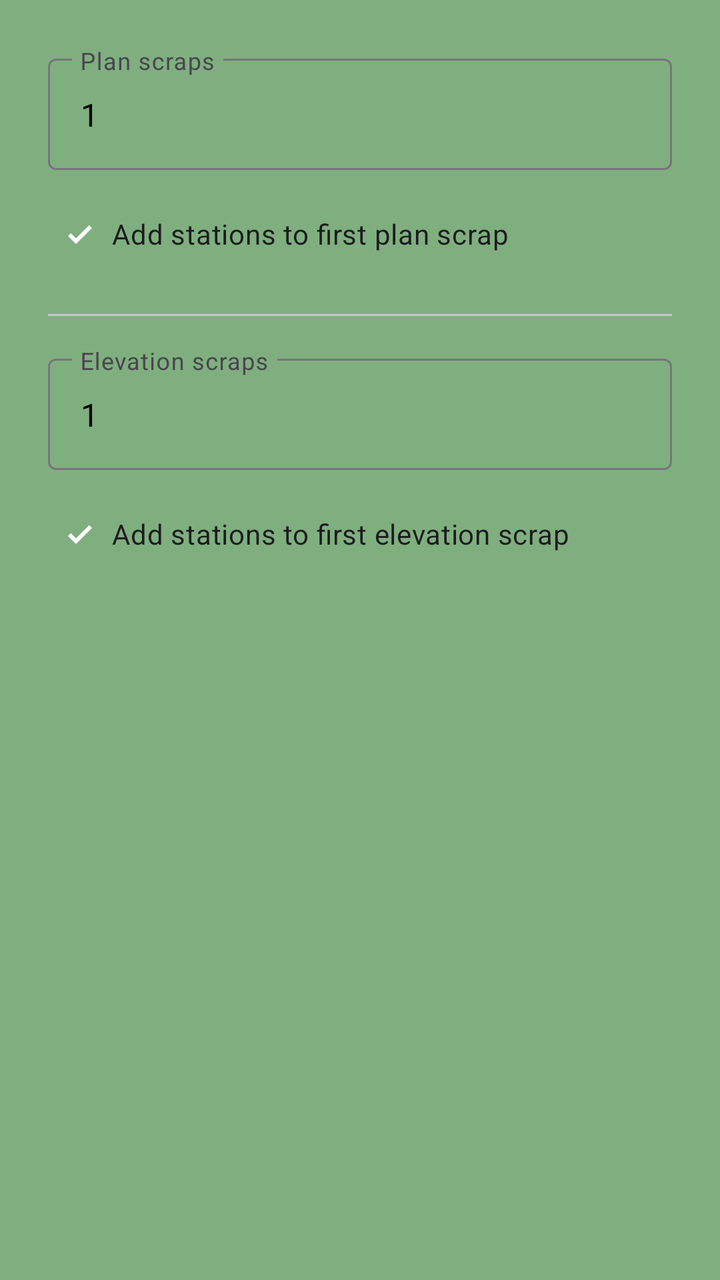
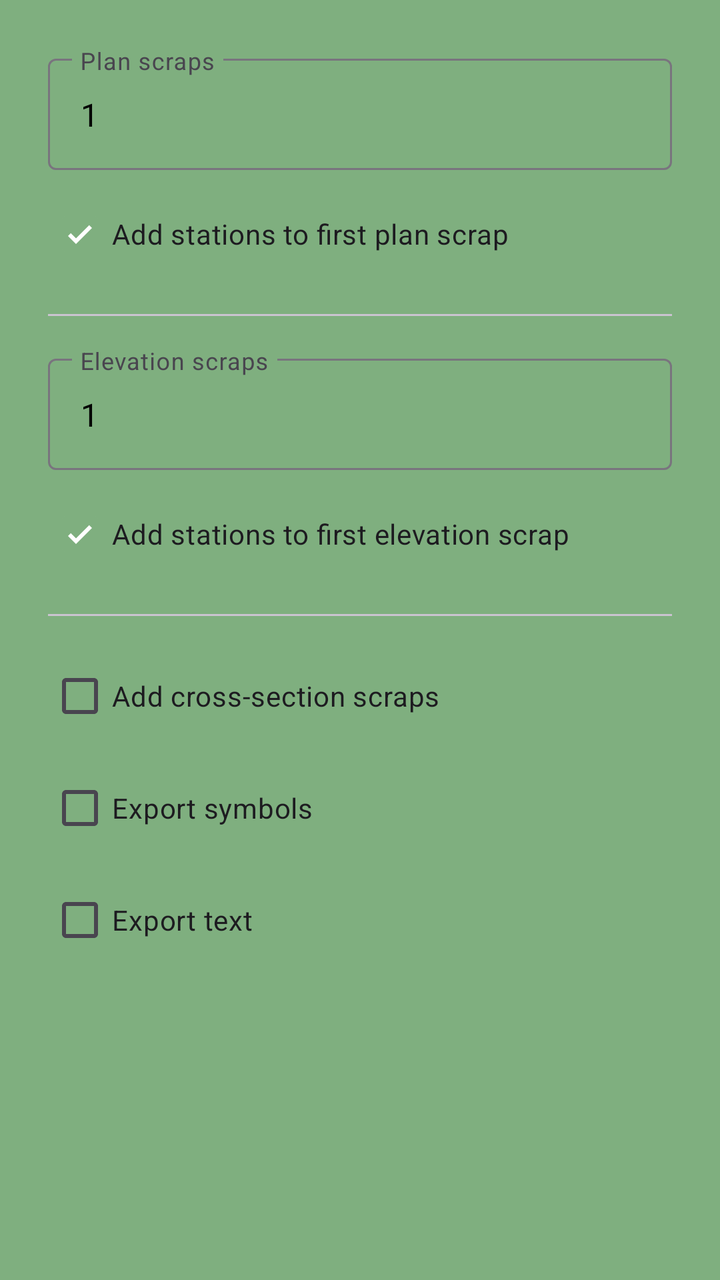

An Android layout rendered at two revisions. The XML below is the earlier revision; the diff shows what the commit changed to produce the second picture.
<!-- AndroidManifest.xml: application theme AppTheme -->
<!-- res/layout/dialog_therion_export.xml -->
<?xml version="1.0" encoding="utf-8"?>
<LinearLayout xmlns:android="http://schemas.android.com/apk/res/android"
    android:layout_width="match_parent"
    android:layout_height="wrap_content"
    android:orientation="vertical"
    android:padding="24dp">

    <com.google.android.material.textfield.TextInputLayout
        style="@style/Widget.Material3.TextInputLayout.OutlinedBox"
        android:layout_width="match_parent"
        android:layout_height="wrap_content"
        android:hint="@string/therion_export_plan_scraps">

        <com.google.android.material.textfield.TextInputEditText
            android:id="@+id/planScrapsInput"
            android:layout_width="match_parent"
            android:layout_height="wrap_content"
            android:inputType="number"
            android:text="1"
            android:importantForAutofill="no" />

    </com.google.android.material.textfield.TextInputLayout>

    <CheckBox
        android:id="@+id/stationsInPlanCheckbox"
        android:layout_width="match_parent"
        android:layout_height="wrap_content"
        android:text="@string/therion_export_stations_in_plan"
        android:checked="true"
        android:layout_marginTop="8dp" />

    <com.google.android.material.divider.MaterialDivider
        android:layout_width="match_parent"
        android:layout_height="wrap_content"
        android:layout_marginTop="16dp"
        android:layout_marginBottom="16dp" />

    <com.google.android.material.textfield.TextInputLayout
        style="@style/Widget.Material3.TextInputLayout.OutlinedBox"
        android:layout_width="match_parent"
        android:layout_height="wrap_content"
        android:hint="@string/therion_export_ee_scraps">

        <com.google.android.material.textfield.TextInputEditText
            android:id="@+id/eeScrapsInput"
            android:layout_width="match_parent"
            android:layout_height="wrap_content"
            android:inputType="number"
            android:text="1"
            android:importantForAutofill="no" />

    </com.google.android.material.textfield.TextInputLayout>

    <CheckBox
        android:id="@+id/stationsInEeCheckbox"
        android:layout_width="match_parent"
        android:layout_height="wrap_content"
        android:text="@string/therion_export_stations_in_ee"
        android:checked="true"
        android:layout_marginTop="8dp" />

</LinearLayout>
<!-- resources referenced by this layout -->
<resources>
  <string name="therion_export_ee_scraps">Elevation scraps</string>
  <string name="therion_export_plan_scraps">Plan scraps</string>
  <string name="therion_export_stations_in_ee">Add stations to first elevation scrap</string>
  <string name="therion_export_stations_in_plan">Add stations to first plan scrap</string>
  <style name="AppTheme" parent="Theme.Material3.DayNight.NoActionBar">
          <item name="windowActionBar">false</item>
          <item name="windowNoTitle">true</item>
          <item name="android:windowBackground">@color/panelBackground</item>
          <item name="background">@color/lightBackground</item>
  
          
          <item name="colorPrimary">@color/sexyTopoGreen</item>
          <item name="colorOnPrimary">@color/white</item>
          <item name="colorPrimaryContainer">@color/sexyTopoGreen</item>
          <item name="colorOnPrimaryContainer">@color/white</item>
          <item name="colorSecondary">@color/sexyTopoGreen</item>
          <item name="colorOnSecondary">@color/white</item>
          <item name="colorSecondaryContainer">@color/sexyTopoGreen</item>
          <item name="colorOnSecondaryContainer">@color/white</item>
          <item name="colorTertiary">@color/sexyTopoGreen</item>
          <item name="colorOnTertiary">@color/white</item>
          <item name="colorTertiaryContainer">@color/sexyTopoGreen</item>
          <item name="colorOnTertiaryContainer">@color/white</item>
  
          
          <item name="colorSurface">@color/dialogSurface</item>
          <item name="colorOnSurface">@android:color/black</item>
          <item name="colorSurfaceVariant">@color/dialogSurface</item>
  
          
          <item name="floatingActionButtonStyle">@style/Widget.App.FloatingActionButton</item>
  
  
          
          <item name="materialAlertDialogTheme">@style/MaterialAlertDialog.App</item>
      </style>
  <color name="panelBackground">@color/md_sexy_green</color>
  <color name="lightBackground">@color/md_light_surface</color>
  <color name="sexyTopoGreen">@color/md_sexy_green</color>
  <color name="white">@color/md_white</color>
  <color name="dialogSurface">@color/md_white</color>
  <style name="Widget.App.FloatingActionButton" parent="Widget.Material3.FloatingActionButton.Primary">
          <item name="shapeAppearance">@style/ShapeAppearance.Material3.Corner.Full</item>
      </style>
  <style name="MaterialAlertDialog.App" parent="ThemeOverlay.Material3.MaterialAlertDialog">
          <item name="shapeAppearanceOverlay">@style/DialogCorners</item>
      </style>
  <color name="md_sexy_green">#7FAF7F</color>
  <color name="md_light_surface">#F5F5F5</color>
  <color name="md_white">#FFFFFF</color>
  <style name="DialogCorners">
          <item name="cornerSize">16dp</item>
      </style>
</resources>

<!-- the commit's change to res/layout/dialog_therion_export.xml (unified diff, before → after) -->
@@ -1,62 +1,94 @@
 <?xml version="1.0" encoding="utf-8"?>
-<LinearLayout xmlns:android="http://schemas.android.com/apk/res/android"
+<ScrollView xmlns:android="http://schemas.android.com/apk/res/android"
     android:layout_width="match_parent"
-    android:layout_height="wrap_content"
-    android:orientation="vertical"
-    android:padding="24dp">
+    android:layout_height="wrap_content">
 
-    <com.google.android.material.textfield.TextInputLayout
-        style="@style/Widget.Material3.TextInputLayout.OutlinedBox"
+    <LinearLayout
         android:layout_width="match_parent"
         android:layout_height="wrap_content"
-        android:hint="@string/therion_export_plan_scraps">
+        android:orientation="vertical"
+        android:padding="24dp">
 
-        <com.google.android.material.textfield.TextInputEditText
-            android:id="@+id/planScrapsInput"
+        <com.google.android.material.textfield.TextInputLayout
+            style="@style/Widget.Material3.TextInputLayout.OutlinedBox"
             android:layout_width="match_parent"
             android:layout_height="wrap_content"
-            android:inputType="number"
-            android:text="1"
-            android:importantForAutofill="no" />
+            android:hint="@string/therion_export_plan_scraps">
 
-    </com.google.android.material.textfield.TextInputLayout>
+            <com.google.android.material.textfield.TextInputEditText
+                android:id="@+id/planScrapsInput"
+                android:layout_width="match_parent"
+                android:layout_height="wrap_content"
+                android:inputType="number"
+                android:text="1"
+                android:importantForAutofill="no" />
 
-    <CheckBox
-        android:id="@+id/stationsInPlanCheckbox"
-        android:layout_width="match_parent"
-        android:layout_height="wrap_content"
-        android:text="@string/therion_export_stations_in_plan"
-        android:checked="true"
-        android:layout_marginTop="8dp" />
+        </com.google.android.material.textfield.TextInputLayout>
 
-    <com.google.android.material.divider.MaterialDivider
-        android:layout_width="match_parent"
-        android:layout_height="wrap_content"
-        android:layout_marginTop="16dp"
-        android:layout_marginBottom="16dp" />
-
-    <com.google.android.material.textfield.TextInputLayout
-        style="@style/Widget.Material3.TextInputLayout.OutlinedBox"
-        android:layout_width="match_parent"
-        android:layout_height="wrap_content"
-        android:hint="@string/therion_export_ee_scraps">
-
-        <com.google.android.material.textfield.TextInputEditText
-            android:id="@+id/eeScrapsInput"
+        <CheckBox
+            android:id="@+id/stationsInPlanCheckbox"
             android:layout_width="match_parent"
             android:layout_height="wrap_content"
-            android:inputType="number"
-            android:text="1"
-            android:importantForAutofill="no" />
+            android:text="@string/therion_export_stations_in_plan"
+            android:checked="true"
+            android:layout_marginTop="8dp" />
 
-    </com.google.android.material.textfield.TextInputLayout>
+        <com.google.android.material.divider.MaterialDivider
+            android:layout_width="match_parent"
+            android:layout_height="wrap_content"
+            android:layout_marginTop="16dp"
+            android:layout_marginBottom="16dp" />
 
-    <CheckBox
-        android:id="@+id/stationsInEeCheckbox"
-        android:layout_width="match_parent"
-        android:layout_height="wrap_content"
-        android:text="@string/therion_export_stations_in_ee"
-        android:checked="true"
-        android:layout_marginTop="8dp" />
+        <com.google.android.material.textfield.TextInputLayout
+            style="@style/Widget.Material3.TextInputLayout.OutlinedBox"
+            android:layout_width="match_parent"
+            android:layout_height="wrap_content"
+            android:hint="@string/therion_export_ee_scraps">
 
-</LinearLayout>
+            <com.google.android.material.textfield.TextInputEditText
+                android:id="@+id/eeScrapsInput"
+                android:layout_width="match_parent"
+                android:layout_height="wrap_content"
+                android:inputType="number"
+                android:text="1"
+                android:importantForAutofill="no" />
+
+        </com.google.android.material.textfield.TextInputLayout>
+
+        <CheckBox
+            android:id="@+id/stationsInEeCheckbox"
+            android:layout_width="match_parent"
+            android:layout_height="wrap_content"
+            android:text="@string/therion_export_stations_in_ee"
+            android:checked="true"
+            android:layout_marginTop="8dp" />
+
+        <com.google.android.material.divider.MaterialDivider
+            android:layout_width="match_parent"
+            android:layout_height="wrap_content"
+            android:layout_marginTop="16dp"
+            android:layout_marginBottom="16dp" />
+
+        <CheckBox
+            android:id="@+id/therionCrossSectionsCheckbox"
+            android:layout_width="match_parent"
+            android:layout_height="wrap_content"
+            android:text="@string/settings_export_therion_cross_sections_title" />
+
+        <CheckBox
+            android:id="@+id/therionSymbolsCheckbox"
+            android:layout_width="match_parent"
+            android:layout_height="wrap_content"
+            android:layout_marginTop="8dp"
+            android:text="@string/settings_export_therion_symbols_title" />
+
+        <CheckBox
+            android:id="@+id/therionTextCheckbox"
+            android:layout_width="match_parent"
+            android:layout_height="wrap_content"
+            android:layout_marginTop="8dp"
+            android:text="@string/settings_export_therion_text_title" />
+
+    </LinearLayout>
+
+</ScrollView>
<!-- resource entries referenced after the edit -->
@@ -1,5 +1,8 @@
 <!-- resources referenced by this layout -->
 <resources>
+  <string name="settings_export_therion_cross_sections_title">Add cross-section scraps</string>
+  <string name="settings_export_therion_symbols_title">Export symbols</string>
+  <string name="settings_export_therion_text_title">Export text</string>
   <string name="therion_export_ee_scraps">Elevation scraps</string>
   <string name="therion_export_plan_scraps">Plan scraps</string>
   <string name="therion_export_stations_in_ee">Add stations to first elevation scrap</string>
